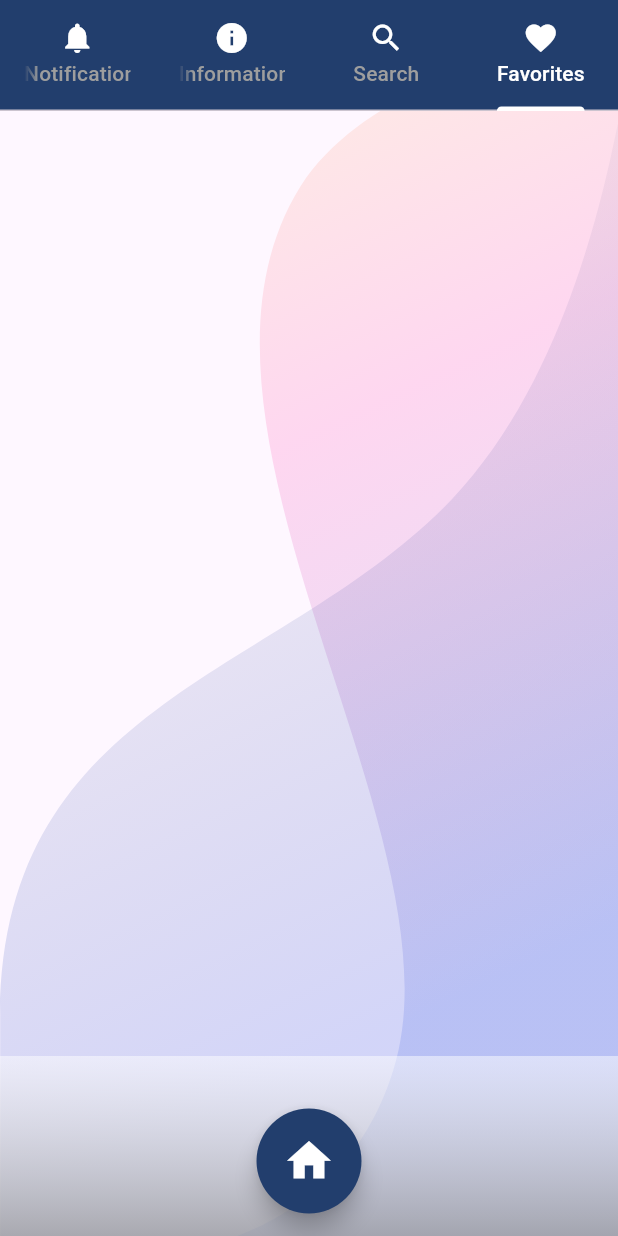
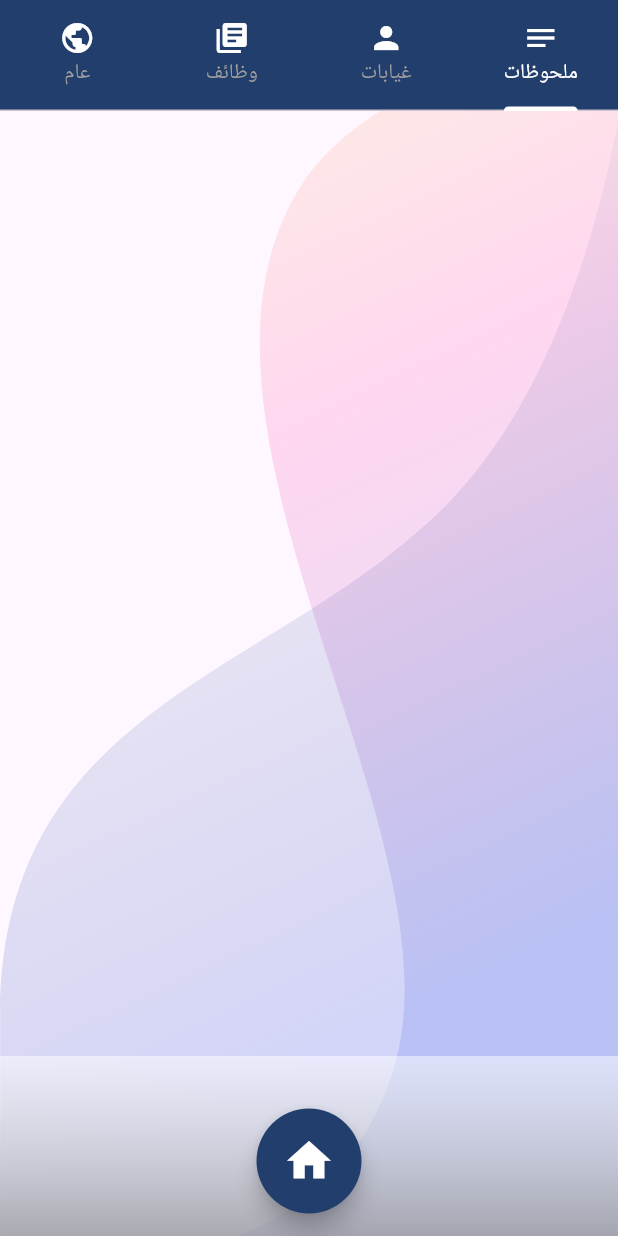
Before and after one commit to abdulrahman-kharzoum/eduCloud_mobile, a Flutter app: the NotificationScreen screen opened directly, on a phone screen of 412 x 824 dp. Run offline on Flutter 3.47's test engine with Material 2 defaults, Android fonts, the light colour scheme and no system bars; our stand-ins replace animated_text_kit, awesome_notifications, awesome_snackbar_content, dio, easy_localization, fl_chart and 7 more; missing offline and left inert: pusher_channels_flutter, space_fixer; accounts and stored records are empty; project files that could hold a hidden picture were left out.

Commit message:
edit mark and notifi pages

```diff
--- a/assets/translations/ar.json
+++ b/assets/translations/ar.json
@@ -39,12 +39,19 @@
     "loginSuccess":"تم تسجيل الدخول بنجاح",
     "loginFaild":"!فشل تسجيل الدخول",
     "invaildUsernameOrPassword":"خطأ في اسم المستخدم أو كلمة مرور",
+    "studentSituation":"حالة الطالب",
     "phoneNumber":"رقم الهاتف",
     "grade_section":"الصف/الشعبة",
     "fatherName":"اسم الأب",
     "motherName":"اسم الأم",
     "address":"العنوان",
-    "subjectInfo":"معلومات المواد"
-
+    "subjectInfo":"معلومات المواد",
+    "notes":"ملحوظات",
+    "absences":"غيابات",
+    "homeworks":"وظائف",
+    "general":"عام",
+    "ExamsMarks":"علامات الامتحانات",
+    "QuizzesMarks":"علامات الاختبارات",
+    "TeacherNotes":"ملاحظات المعلم"
 
 }
--- a/lib/screens/marks_screen.dart
+++ b/lib/screens/marks_screen.dart
@@ -106,7 +106,7 @@ class _MarksScreenState extends State<MarksScreen> {
             ),
             onPressed: () {
               // Navigator.of(context).pushReplacementNamed(HomeScreen.routeName);
-              Navigator.pushReplacementNamed(context, AppRouter.homeScreen);
+              Navigator.pop(context);
             }),
         title: Container(
           margin: context.locale.toString() == 'en'
--- a/lib/screens/notification_screen.dart
+++ b/lib/screens/notification_screen.dart
@@ -1,9 +1,11 @@
 // ignore_for_file: unused_local_variable
 
+import 'package:easy_localization/easy_localization.dart';
 import 'package:educloud_mobile/common_widgets/BackgroundPaint.dart';
 import 'package:educloud_mobile/providers/notification_provider.dart';
 import 'package:educloud_mobile/routing/app_router.dart';
 import 'package:educloud_mobile/styles/app_colors.dart';
+import 'package:educloud_mobile/translations/locale_keys.g.dart';
 import 'package:educloud_mobile/widgets/fav_tab.dart';
 import 'package:flutter/material.dart';
 
@@ -38,30 +40,73 @@ class _NotificationScreenState extends State<NotificationScreen> {
                 if (value.notifications[i].isRead == false) {
                   return Badge(
                     child: Tab(
-                      icon:
-                          Icon(Icons.favorite, color: AppColors.secondaryColor),
-                      text: 'Favorites',
+                      icon: Icon(Icons.notes, color: AppColors.secondaryColor),
+                      text: LocaleKeys.notes.tr(),
                     ),
                   );
                 }
               }
               return Tab(
-                icon: Icon(Icons.favorite, color: AppColors.secondaryColor),
-                text: 'Favorites',
+                icon: Icon(Icons.notes, color: AppColors.secondaryColor),
+                text: LocaleKeys.notes.tr(),
               );
             },
           ),
-          Tab(
-            icon: Icon(Icons.search, color: AppColors.secondaryColor),
-            text: 'Search',
+          Consumer<NotificationProvider>(
+            builder: (context, value, child) {
+              for (var i = 0; i < value.notifications.length; i++) {
+                if (value.notifications[i].isRead == false) {
+                  return Badge(
+                    child: Tab(
+                      icon: Icon(Icons.person, color: AppColors.secondaryColor),
+                      text: LocaleKeys.absences.tr(),
+                    ),
+                  );
+                }
+              }
+              return Tab(
+                icon: Icon(Icons.person, color: AppColors.secondaryColor),
+                text: LocaleKeys.absences.tr(),
+              );
+            },
           ),
-          Tab(
-            icon: Icon(Icons.info, color: AppColors.secondaryColor),
-            text: 'Information',
+          Consumer<NotificationProvider>(
+            builder: (context, value, child) {
+              for (var i = 0; i < value.notifications.length; i++) {
+                if (value.notifications[i].isRead == false) {
+                  return Badge(
+                    child: Tab(
+                      icon: Icon(Icons.library_books,
+                          color: AppColors.secondaryColor),
+                      text: LocaleKeys.homeworks.tr(),
+                    ),
+                  );
+                }
+              }
+              return Tab(
+                icon:
+                    Icon(Icons.library_books, color: AppColors.secondaryColor),
+                text: LocaleKeys.homeworks.tr(),
+              );
+            },
           ),
-          Tab(
-            icon: Icon(Icons.notifications, color: AppColors.secondaryColor),
-            text: 'Notifications',
+          Consumer<NotificationProvider>(
+            builder: (context, value, child) {
+              for (var i = 0; i < value.notifications.length; i++) {
+                if (value.notifications[i].isRead == false) {
+                  return Badge(
+                    child: Tab(
+                      icon: Icon(Icons.public, color: AppColors.secondaryColor),
+                      text: LocaleKeys.general.tr(),
+                    ),
+                  );
+                }
+              }
+              return Tab(
+                icon: Icon(Icons.public, color: AppColors.secondaryColor),
+                text: LocaleKeys.general.tr(),
+              );
+            },
           ),
         ],
       );
@@ -75,7 +120,7 @@ class _NotificationScreenState extends State<NotificationScreen> {
         length: 4,
         child: Scaffold(
           appBar: AppBar(
-            toolbarHeight: 0,
+            toolbarHeight: 26,
             // centerTitle: true,
             bottom: PreferredSize(
               preferredSize: _tabBar.preferredSize,
--- a/lib/screens/profile_screen.dart
+++ b/lib/screens/profile_screen.dart
@@ -69,7 +69,7 @@ class ProfileScreen extends StatelessWidget {
                         borderRadius: BorderRadius.circular(25),
                       ),
                       child: LineChartWidget(
-                          marksPoints, 'Student Situation', 2.7)),
+                          marksPoints, LocaleKeys.studentSituation.tr(), 2.7)),
                 ),
               ),
               Container(
```
Also changed, not shown: assets/translations/en.json (+9 -1 lines), lib/screens/mark1_screen.dart (+8 -7 lines), pubspec.yaml (+4 -5 lines), assets/markScreen/examsMarks.jpg (added), assets/markScreen/quizzesMarks.jpg (added), assets/markScreen/teacherNotes.jpg (added), lib/translations/codegen_loader.g.dart, lib/translations/locale_keys.g.dart, pubspec.lock.
